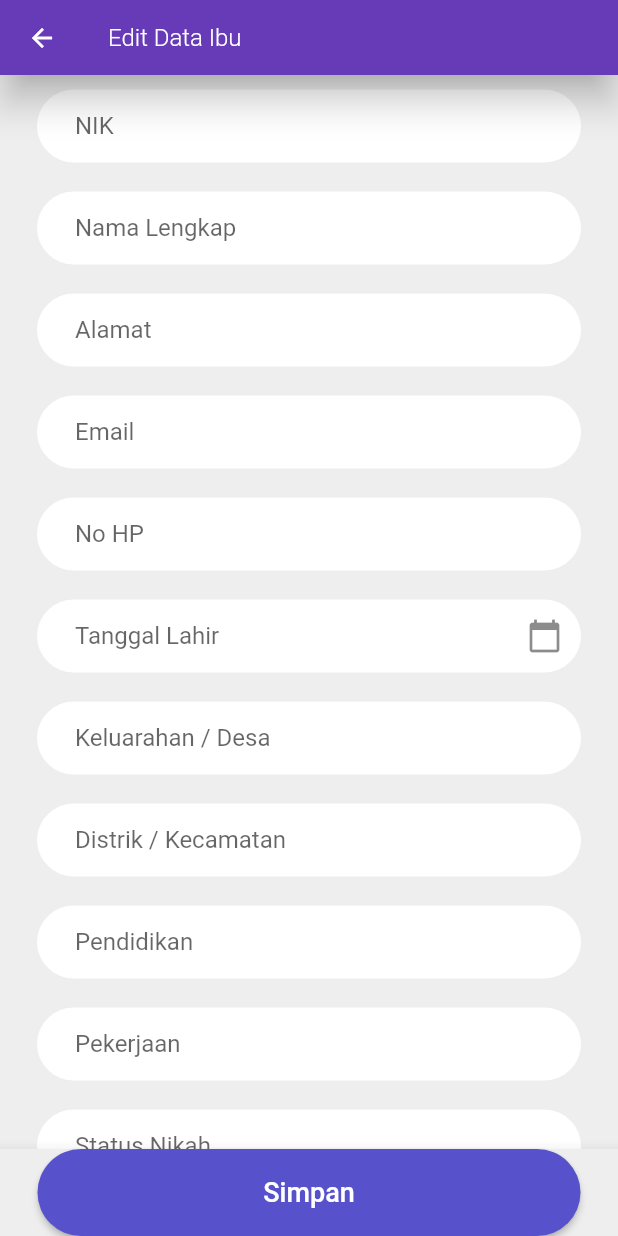
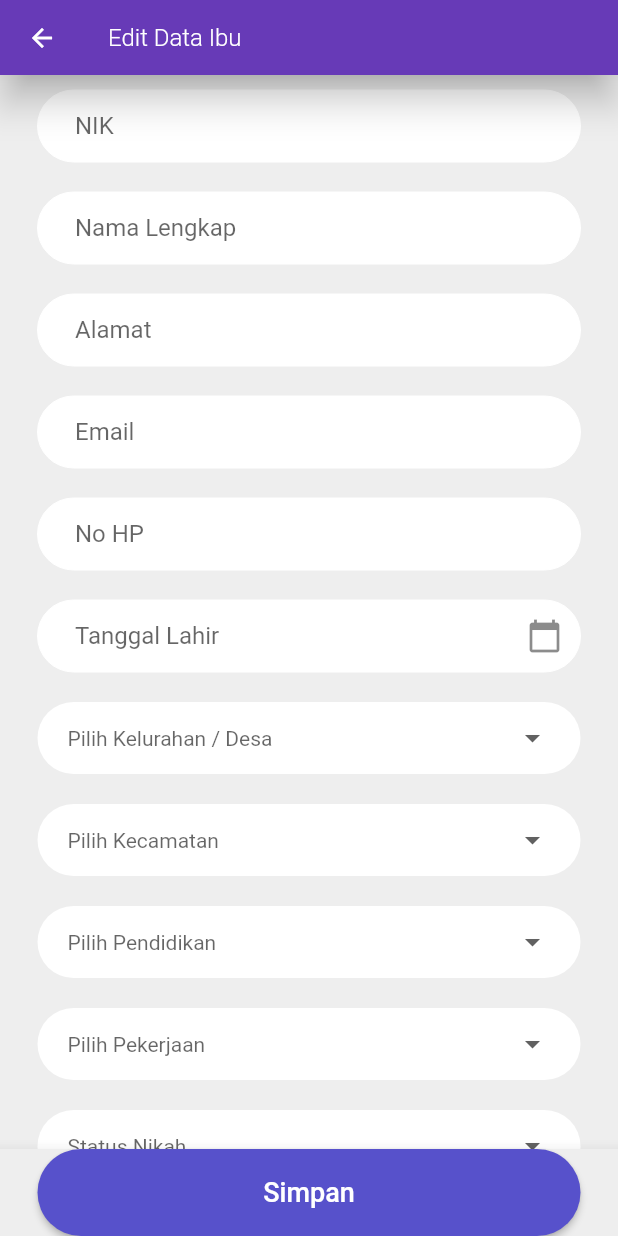
Before and after one commit to nendi123/stunting_app, a Flutter app: the EditIbuPage screen opened directly with empty values, on a phone screen of 412 x 824 dp. Run offline on Flutter 3.47's test engine with Material 2 defaults, Android fonts, the phone set to English and light mode, and no system bars; our stand-ins replace date_time_picker, flutter_map, flutter_spinkit, latlong2, shared_preferences, syncfusion_flutter_charts and 1 more; missing offline and left inert: search_choices; accounts and stored records are empty; network calls fail.

```diff
--- a/lib/pages/petugas/edit_ibu_page.dart
+++ b/lib/pages/petugas/edit_ibu_page.dart
@@ -2,6 +2,7 @@ import 'dart:convert';
 
 import 'package:flutter/material.dart';
 import 'package:http/http.dart' as http;
+import 'package:shared_preferences/shared_preferences.dart';
 import 'package:stunting_app/model/petugas/ibu_post_model.dart';
 import 'package:stunting_app/shared/config.dart';
 import 'package:stunting_app/shared/constant.dart';
@@ -16,9 +17,17 @@ class EditIbuPage extends StatefulWidget {
 }
 
 class _EditIbuPageState extends State<EditIbuPage> {
-  List<String> list = <String>['Punya', 'Tidak'];
+  List<String> listKK = <String>['Punya', 'Tidak'];
+  List<String> listNikah = <String>['Ya', 'Tidak'];
+  final Future<SharedPreferences> _prefs = SharedPreferences.getInstance();
 
   String dropdownValue = '';
+  String? pendidikanDrop;
+  String? kecamatanDrop;
+  String? desaDrop;
+  String? pekerjaanDrop;
+  String? statusNikahDrop;
+  String? kkDrop;
 
   final _formKey = GlobalKey<FormState>();
   TextEditingController _nikController = TextEditingController();
@@ -54,7 +63,7 @@ class _EditIbuPageState extends State<EditIbuPage> {
           onPressed: () {
             Navigator.pop(context);
           },
-          icon: Icon(
+          icon: const Icon(
             Icons.arrow_back,
             size: 20,
           ),
@@ -88,7 +97,7 @@ class _EditIbuPageState extends State<EditIbuPage> {
                         filled: true,
                         fillColor: Colors.white,
                         hintText: 'NIK',
-                        label: Text("NIK"),
+                        label: const Text("NIK"),
                         contentPadding:
                             EdgeInsets.symmetric(horizontal: Constant().margin),
                         border: OutlineInputBorder(
@@ -116,7 +125,7 @@ class _EditIbuPageState extends State<EditIbuPage> {
                         filled: true,
                         fillColor: Colors.white,
                         hintText: 'Nama Lengkap',
-                        label: Text("Nama Lengkap"),
+                        label: const Text("Nama Lengkap"),
                         contentPadding:
                             EdgeInsets.symmetric(horizontal: Constant().margin),
                         border: OutlineInputBorder(
@@ -144,7 +153,7 @@ class _EditIbuPageState extends State<EditIbuPage> {
                         filled: true,
                         fillColor: Colors.white,
                         hintText: 'Alamat',
-                        label: Text("Alamat"),
+                        label: const Text("Alamat"),
                         contentPadding:
                             EdgeInsets.symmetric(horizontal: Constant().margin),
                         border: OutlineInputBorder(
@@ -172,7 +181,7 @@ class _EditIbuPageState extends State<EditIbuPage> {
                         filled: true,
                         fillColor: Colors.white,
                         hintText: 'Email',
-                        label: Text("Email"),
+                        label: const Text("Email"),
                         contentPadding:
                             EdgeInsets.symmetric(horizontal: Constant().margin),
                         border: OutlineInputBorder(
@@ -200,7 +209,7 @@ class _EditIbuPageState extends State<EditIbuPage> {
                         filled: true,
                         fillColor: Colors.white,
                         hintText: 'No HP',
-                        label: Text("No HP"),
+                        label: const Text("No HP"),
                         contentPadding:
                             EdgeInsets.symmetric(horizontal: Constant().margin),
                         border: OutlineInputBorder(
@@ -228,7 +237,7 @@ class _EditIbuPageState extends State<EditIbuPage> {
                         filled: true,
                         fillColor: Colors.white,
                         hintText: 'Tanggal Lahir',
-                        label: Text("Tanggal Lahir"),
+                        label: const Text("Tanggal Lahir"),
                         suffixIcon: IconButton(
                             icon: const Icon(Icons.calendar_today),
                             onPressed: () => _selectDate(context)),
@@ -252,137 +261,166 @@ class _EditIbuPageState extends State<EditIbuPage> {
                   const SizedBox(
                     height: 20,
                   ),
-                  TextFormField(
-                    controller: _kelurahanController,
-                    decoration: InputDecoration(
-                        filled: true,
-                        fillColor: Colors.white,
-                        hintText: 'Kelurahan / Desa',
-                        label: Text("Keluarahan / Desa"),
-                        contentPadding:
-                            EdgeInsets.symmetric(horizontal: Constant().margin),
-                        border: OutlineInputBorder(
-                          borderRadius: BorderRadius.circular(30),
+                  Container(
+                    padding: const EdgeInsets.symmetric(horizontal: 20),
+                    decoration: const BoxDecoration(
+                      borderRadius: BorderRadius.all(Radius.circular(40)),
+                      color: Colors.white,
                     ),
-                        enabledBorder: OutlineInputBorder(
-                          borderRadius: BorderRadius.circular(30),
-                          borderSide:
-                              const BorderSide(color: Colors.white, width: 0.0),
-                        )),
-                    validator: (value) {
-                      if (value == null || value.isEmpty) {
-                        return 'Please enter some text';
-                      }
-                      return null;
+                    width: MediaQuery.of(context).size.width,
+                    child: DropdownButton<String>(
+                      dropdownColor: Colors.white,
+                      underline: Container(),
+                      isExpanded: true,
+                      value: desaDrop,
+                      hint: const Text("Pilih Kelurahan / Desa"),
+                      style: const TextStyle(color: Colors.black),
+                      onChanged: (String? value) {
+                        // This is called when the user selects an item.
+                        setState(() {
+                          desaDrop = value!;
+                        });
                       },
+                      items: Constant()
+                          .namaKampung
+                          .map<DropdownMenuItem<String>>((String value) {
+                        return DropdownMenuItem<String>(
+                          value: value,
+                          child: Text(value),
+                        );
+                      }).toList(),
+                    ),
                   ),
                   const SizedBox(
                     height: 20,
                   ),
-                  TextFormField(
-                    controller: _kecamatanController,
-                    decoration: InputDecoration(
-                        filled: true,
-                        fillColor: Colors.white,
-                        hintText: 'Distrik / Kecamatan',
-                        label: Text("Distrik / Kecamatan"),
-                        contentPadding:
-                            EdgeInsets.symmetric(horizontal: Constant().margin),
-                        border: OutlineInputBorder(
-                          borderRadius: BorderRadius.circular(30),
+                  Container(
+                    padding: const EdgeInsets.symmetric(horizontal: 20),
+                    decoration: const BoxDecoration(
+                      borderRadius: BorderRadius.all(Radius.circular(40)),
+                      color: Colors.white,
                     ),
-                        enabledBorder: OutlineInputBorder(
-                          borderRadius: BorderRadius.circular(30),
-                          borderSide:
-                              const BorderSide(color: Colors.white, width: 0.0),
-                        )),
-                    validator: (value) {
-                      if (value == null || value.isEmpty) {
-                        return 'Please enter some text';
-                      }
-                      return null;
+                    width: MediaQuery.of(context).size.width,
+                    child: DropdownButton<String>(
+                      dropdownColor: Colors.white,
+                      underline: Container(),
+                      isExpanded: true,
+                      value: kecamatanDrop,
+                      hint: const Text("Pilih Kecamatan"),
+                      style: const TextStyle(color: Colors.black),
+                      onChanged: (String? value) {
+                        // This is called when the user selects an item.
+                        setState(() {
+                          kecamatanDrop = value!;
+                        });
                       },
+                      items: Constant()
+                          .namaDistrik
+                          .map<DropdownMenuItem<String>>((String value) {
+                        return DropdownMenuItem<String>(
+                          value: value,
+                          child: Text(value),
+                        );
+                      }).toList(),
+                    ),
                   ),
                   const SizedBox(
                     height: 20,
                   ),
-                  TextFormField(
-                    controller: _pendidikanController,
-                    decoration: InputDecoration(
-                        filled: true,
-                        fillColor: Colors.white,
-                        hintText: 'Pendidikan',
-                        label: Text("Pendidikan"),
-                        contentPadding:
-                            EdgeInsets.symmetric(horizontal: Constant().margin),
-                        border: OutlineInputBorder(
-                          borderRadius: BorderRadius.circular(30),
+                  Container(
+                    padding: const EdgeInsets.symmetric(horizontal: 20),
+                    decoration: const BoxDecoration(
+                      borderRadius: BorderRadius.all(Radius.circular(40)),
+                      color: Colors.white,
                     ),
-                        enabledBorder: OutlineInputBorder(
-                          borderRadius: BorderRadius.circular(30),
-                          borderSide:
-                              const BorderSide(color: Colors.white, width: 0.0),
-                        )),
-                    validator: (value) {
-                      if (value == null || value.isEmpty) {
-                        return 'Please enter some text';
-                      }
-                      return null;
+                    width: MediaQuery.of(context).size.width,
+                    child: DropdownButton<String>(
+                      dropdownColor: Colors.white,
+                      underline: Container(),
+                      isExpanded: true,
+                      value: pendidikanDrop,
+                      hint: const Text("Pilih Pendidikan"),
+                      style: const TextStyle(color: Colors.black),
+                      onChanged: (String? value) {
+                        // This is called when the user selects an item.
+                        setState(() {
+                          pendidikanDrop = value!;
+                        });
                       },
+                      items: Constant()
+                          .pendidikan
+                          .map<DropdownMenuItem<String>>((String value) {
+                        return DropdownMenuItem<String>(
+                          value: value,
+                          child: Text(value),
+                        );
+                      }).toList(),
+                    ),
                   ),
                   const SizedBox(
                     height: 20,
                   ),
-                  TextFormField(
-                    controller: _pekerjaanController,
-                    decoration: InputDecoration(
-                        filled: true,
-                        fillColor: Colors.white,
-                        hintText: 'Pekerjaan',
-                        label: Text("Pekerjaan"),
-                        contentPadding:
-                            EdgeInsets.symmetric(horizontal: Constant().margin),
-                        border: OutlineInputBorder(
-                          borderRadius: BorderRadius.circular(30),
+                  Container(
+                    padding: const EdgeInsets.symmetric(horizontal: 20),
+                    decoration: const BoxDecoration(
+                      borderRadius: BorderRadius.all(Radius.circular(40)),
+                      color: Colors.white,
                     ),
-                        enabledBorder: OutlineInputBorder(
-                          borderRadius: BorderRadius.circular(30),
-                          borderSide:
-                              const BorderSide(color: Colors.white, width: 0.0),
-                        )),
-                    validator: (value) {
-                      if (value == null || value.isEmpty) {
-                        return 'Please enter some text';
-                      }
-                      return null;
+                    width: MediaQuery.of(context).size.width,
+                    child: DropdownButton<String>(
+                      dropdownColor: Colors.white,
+                      underline: Container(),
+                      isExpanded: true,
+                      value: pekerjaanDrop,
+                      hint: const Text("Pilih Pekerjaan"),
+                      style: const TextStyle(color: Colors.black),
+                      onChanged: (String? value) {
+                        // This is called when the user selects an item.
+                        setState(() {
+                          pekerjaanDrop = value!;
+                        });
                       },
+                      items: Constant()
+                          .pekerjaan
+                          .map<DropdownMenuItem<String>>((String value) {
+                        return DropdownMenuItem<String>(
+                          value: value,
+                          child: Text(value),
+                        );
+                      }).toList(),
+                    ),
                   ),
                   const SizedBox(
                     height: 20,
                   ),
-                  TextFormField(
-                    controller: _statusController,
-                    decoration: InputDecoration(
-                        filled: true,
-                        fillColor: Colors.white,
-                        hintText: 'Status Nikah',
-                        label: Text("Status Nikah"),
-                        contentPadding:
-                            EdgeInsets.symmetric(horizontal: Constant().margin),
-                        border: OutlineInputBorder(
-                          borderRadius: BorderRadius.circular(30),
+                  Container(
+                    padding: const EdgeInsets.symmetric(horizontal: 20),
+                    decoration: const BoxDecoration(
+                      borderRadius: BorderRadius.all(Radius.circular(40)),
+                      color: Colors.white,
                     ),
-                        enabledBorder: OutlineInputBorder(
-                          borderRadius: BorderRadius.circular(30),
-                          borderSide:
-                              const BorderSide(color: Colors.white, width: 0.0),
-                        )),
-                    validator: (value) {
-                      if (value == null || value.isEmpty) {
-                        return 'Please enter some text';
-                      }
-                      return null;
+                    width: MediaQuery.of(context).size.width,
+                    child: DropdownButton<String>(
+                      dropdownColor: Colors.white,
+                      underline: Container(),
+                      isExpanded: true,
+                      value: statusNikahDrop,
+                      hint: const Text("Status Nikah"),
+                      style: const TextStyle(color: Colors.black),
+                      onChanged: (String? value) {
+                        // This is called when the user selects an item.
+                        setState(() {
+                          statusNikahDrop = value!;
+                        });
                       },
+                      items: listNikah
+                          .map<DropdownMenuItem<String>>((String value) {
+                        return DropdownMenuItem<String>(
+                          value: value,
+                          child: Text(value),
+                        );
+                      }).toList(),
+                    ),
                   ),
                   const SizedBox(
                     height: 20,
@@ -393,7 +431,7 @@ class _EditIbuPageState extends State<EditIbuPage> {
                         filled: true,
                         fillColor: Colors.white,
                         hintText: 'Berat Badan',
-                        label: Text("Berat Badan"),
+                        label: const Text("Berat Badan"),
                         contentPadding:
                             EdgeInsets.symmetric(horizontal: Constant().margin),
                         border: OutlineInputBorder(
@@ -420,7 +458,7 @@ class _EditIbuPageState extends State<EditIbuPage> {
                         filled: true,
                         fillColor: Colors.white,
                         hintText: 'Tinggi Badan',
-                        label: Text("Tinggi Badan"),
+                        label: const Text("Tinggi Badan"),
                         contentPadding:
                             EdgeInsets.symmetric(horizontal: Constant().margin),
                         border: OutlineInputBorder(
@@ -441,75 +479,35 @@ class _EditIbuPageState extends State<EditIbuPage> {
                   const SizedBox(
                     height: 20,
                   ),
-                  TextFormField(
-                    controller: _statusKkController,
-                    decoration: InputDecoration(
-                        filled: true,
-                        fillColor: Colors.white,
-                        hintText: 'Status Kartu keluarga',
-                        label: Text("Status Kartu keluarga"),
-                        contentPadding:
-                            EdgeInsets.symmetric(horizontal: Constant().margin),
-                        border: OutlineInputBorder(
-                          borderRadius: BorderRadius.circular(30),
+                  Container(
+                    padding: const EdgeInsets.symmetric(horizontal: 20),
+                    decoration: const BoxDecoration(
+                      borderRadius: BorderRadius.all(Radius.circular(40)),
+                      color: Colors.white,
                     ),
-                        enabledBorder: OutlineInputBorder(
-                          borderRadius: BorderRadius.circular(30),
-                          borderSide:
-                              const BorderSide(color: Colors.white, width: 0.0),
-                        )),
-                    validator: (value) {
-                      if (value == null || value.isEmpty) {
-                        return 'Please enter some text';
-                      }
-                      return null;
+                    width: MediaQuery.of(context).size.width,
+                    child: DropdownButton<String>(
+                      dropdownColor: Colors.white,
+                      underline: Container(),
+                      isExpanded: true,
+                      value: kkDrop,
+                      hint: const Text("Status Kartu Keluarga"),
+                      style: const TextStyle(color: Colors.black),
+                      onChanged: (String? value) {
+                        // This is called when the user selects an item.
+                        setState(() {
+                          kkDrop = value!;
+                        });
                       },
+                      items:
+                          listKK.map<DropdownMenuItem<String>>((String value) {
+                        return DropdownMenuItem<String>(
+                          value: value,
+                          child: Text(value),
+                        );
+                      }).toList(),
                     ),
-                  // const SizedBox(
-                  //   height: 20,
-                  // ),
-                  // Container(
-                  //     margin: EdgeInsets.symmetric(horizontal: 30),
-                  //     child: Text(
-                  //       "Memiliki Kk",
-                  //       style: TextStyle(color: Colors.grey),
-                  //     )),
-                  // SizedBox(
-                  //   width: MediaQuery.of(context).size.width,
-                  //   child: DecoratedBox(
-                  //     decoration: BoxDecoration(
-                  //       color:
-                  //           Colors.white, //background color of dropdown button
-                  //       //border of dropdown button
-                  //       borderRadius: BorderRadius.circular(
-                  //           50), //border raiuds of dropdown button
-                  //     ),
-                  //     child: Container(
-                  //       padding: const EdgeInsets.only(left: 30, right: 30),
-                  //       child: DropdownButton<String>(
-                  //         dropdownColor: Colors.white,
-                  //         value: list.first,
-                  //         underline: Container(), //remove underline
-                  //         isExpanded: true,
-                  //         elevation: 16,
-                  //         style: const TextStyle(color: Colors.black),
-                  //         onChanged: (String? value) {
-                  //           // This is called when the user selects an item.
-                  //           setState(() {
-                  //             dropdownValue = value!;
-                  //           });
-                  //         },
-                  //         items: list
-                  //             .map<DropdownMenuItem<String>>((String value) {
-                  //           return DropdownMenuItem<String>(
-                  //             value: value,
-                  //             child: Text(value),
-                  //           );
-                  //         }).toList(),
-                  //       ),
-                  //     ),
-                  //   ),
-                  // ),
+                  ),
                   const SizedBox(
                     height: 20,
                   ),
@@ -533,25 +531,26 @@ class _EditIbuPageState extends State<EditIbuPage> {
             'Simpan',
             style: TextStyle(fontSize: 18),
           ),
-          onPressed: () {
-            var statusKk = "";
-            if (dropdownValue == "Punya") {
-              statusKk = "Ya";
-            }
+          onPressed: () async {
+            // var statusKk = "";
+            // if (dropdownValue == "Punya") {
+            //   statusKk = "Ya";
+            // }
+            final SharedPreferences prefs = await _prefs;
             IbuPostMode.editIbu(
                     _nikController.text,
                     _namaController.text,
                     _alamatController.text,
                     _hpController.text,
                     _tglLahirController.text,
-                    _kelurahanController.text,
-                    _kecamatanController.text,
-                    _pendidikanController.text,
-                    _pekerjaanController.text,
-                    _statusController.text,
+                    desaDrop.toString(),
+                    kecamatanDrop.toString(),
+                    pendidikanDrop.toString(),
+                    pekerjaanDrop.toString(),
+                    statusNikahDrop.toString(),
                     _beratBadanController.text,
                     _tinggiBadanController.text,
-                    _statusKkController.text,
+                    kkDrop.toString(),
                     _kode_posyanduController.text)
                 .then((value) => {
                       if (value)
@@ -583,15 +582,17 @@ class _EditIbuPageState extends State<EditIbuPage> {
           _tglLahirController.text = jsonResponse[i]['tgl_lahir'];
           _alamatController.text = jsonResponse[i]['alamat'];
           _hpController.text = jsonResponse[i]['no_hp'];
-          _kelurahanController.text = jsonResponse[i]['kode_kelurahan'];
-          _kecamatanController.text = jsonResponse[i]['kode_distrik'];
+          desaDrop = jsonResponse[i]['kode_kelurahan'];
+          kecamatanDrop = jsonResponse[i]['kode_distrik'];
           _beratBadanController.text = jsonResponse[i]['berat_badan'];
           _tinggiBadanController.text = jsonResponse[i]['tinggi_badan'];
-          _pendidikanController.text = jsonResponse[i]['pendidikan'];
-          _pekerjaanController.text = jsonResponse[i]['pekerjaan'];
-          _statusController.text = jsonResponse[i]['status_nikah'];
-          _statusKkController.text = jsonResponse[i]['memiliki_kk'].toString();
-          _kode_posyanduController.text = jsonResponse[i]['kode_posyandu'].toString();
+          pendidikanDrop = jsonResponse[i]['pendidikan'];
+          pekerjaanDrop = jsonResponse[i]['pekerjaan'];
+          statusNikahDrop = jsonResponse[i]['status_nikah'];
+          kkDrop = jsonResponse[i]['memiliki_kk'].toString();
+          _kode_posyanduController.text =
+              jsonResponse[i]['kode_posyandu'].toString();
+          setState(() {});
         }
       }
     } else {
```
Also changed, not shown: lib/model/petugas/anak_post_model.dart (+24 -10 lines), lib/model/petugas/ibu_post_model.dart (+29 -8 lines), lib/pages/petugas/add_anak_page.dart (+96 -98 lines), lib/pages/petugas/list_anak_page.dart (+41 -30 lines). Lines whose indentation alone changed are shown as unchanged.
